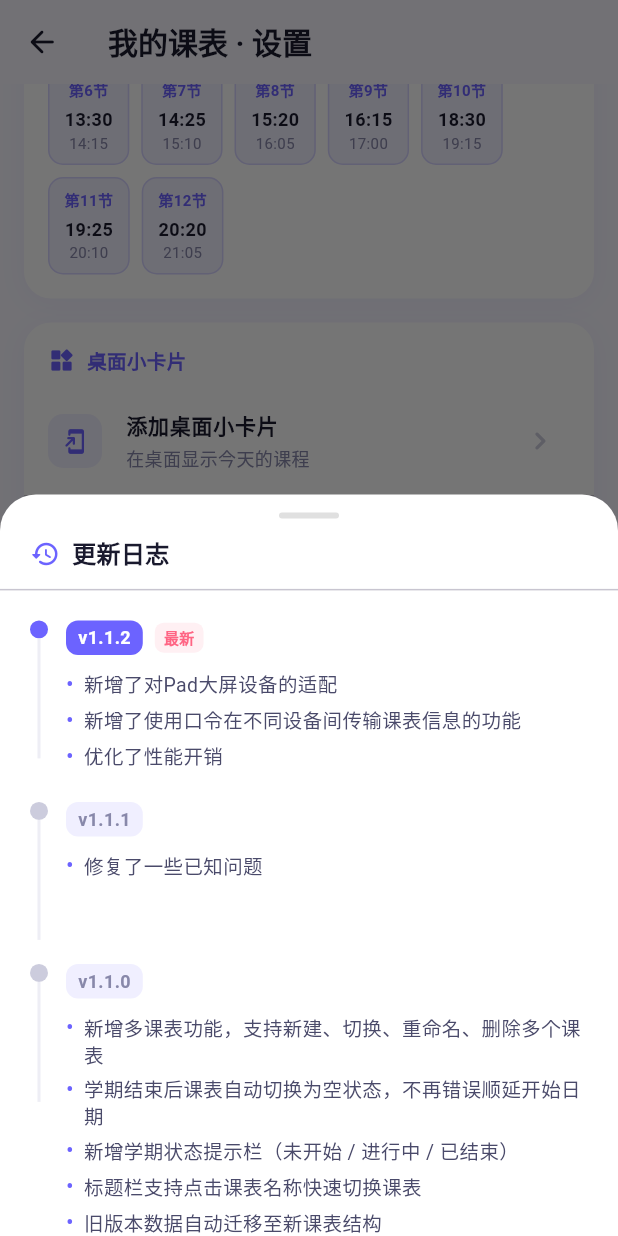
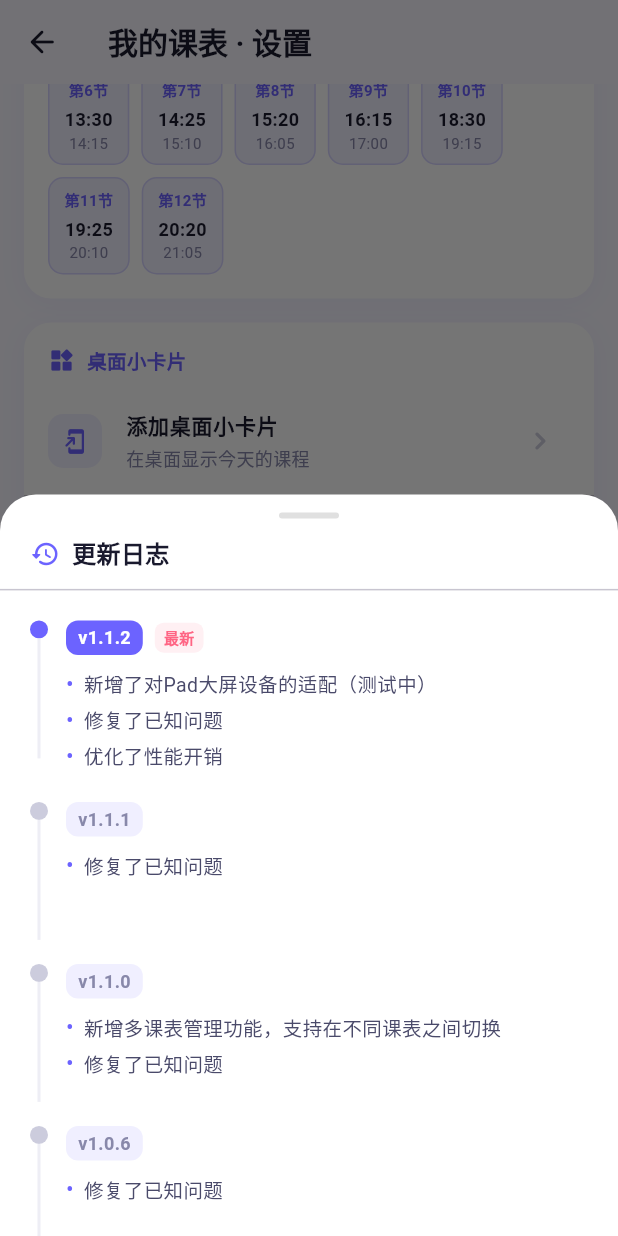
Before and after one commit to Biapenam/open_schedule, a Flutter app: the SettingsScreen screen opened directly, scrolled down 845 dp, after a tap on "更新日志", on a phone screen of 412 x 824 dp. Run offline on Flutter 3.47's test engine with Material 3 defaults, Android fonts, the phone set to English and light mode, and no system bars; drawn by our look-alikes of flutter_animate; our stand-ins replace shared_preferences; missing offline and left inert: home_widget; accounts and stored records are empty.

Commit message:
docs: 更新日志精简重写，同步 README 与应用内日志
- README 更新日志措辞统一为「新增功能/修复已知问题/优化体验」简洁格式
- 应用内更新日志弹窗同步为与 README 一致（v1.1.2 ~ v1.0.1）
- 移除 v1.0.0 初始版本条目（README 中已不展示）

```diff
--- a/lib/screens/settings_screen.dart
+++ b/lib/screens/settings_screen.dart
@@ -189,8 +189,8 @@ class _SettingsScreenState extends State<SettingsScreen> {
                     version: 'v1.1.2',
                     isLatest: true,
                     changes: [
-                      '新增了对Pad大屏设备的适配',
-                      '新增了使用口令在不同设备间传输课表信息的功能',
+                      '新增了对Pad大屏设备的适配（测试中）',
+                      '修复了已知问题',
                       '优化了性能开销',
                     ],
                   ),
@@ -199,7 +199,7 @@ class _SettingsScreenState extends State<SettingsScreen> {
                     version: 'v1.1.1',
                     isLatest: false,
                     changes: [
-                      '修复了一些已知问题',
+                      '修复了已知问题',
                     ],
                   ),
                   SizedBox(height: 16),
@@ -207,11 +207,8 @@ class _SettingsScreenState extends State<SettingsScreen> {
                     version: 'v1.1.0',
                     isLatest: false,
                     changes: [
-                      '新增多课表功能，支持新建、切换、重命名、删除多个课表',
-                      '学期结束后课表自动切换为空状态，不再错误顺延开始日期',
-                      '新增学期状态提示栏（未开始 / 进行中 / 已结束）',
-                      '标题栏支持点击课表名称快速切换课表',
-                      '旧版本数据自动迁移至新课表结构',
+                      '新增多课表管理功能，支持在不同课表之间切换',
+                      '修复了已知问题',
                     ],
                   ),
                   SizedBox(height: 16),
@@ -219,7 +216,7 @@ class _SettingsScreenState extends State<SettingsScreen> {
                     version: 'v1.0.6',
                     isLatest: false,
                     changes: [
-                      '修复在设置界面更新课程开始结束时间后，课程表界面时间不会更改的问题',
+                      '修复了已知问题',
                     ],
                   ),
                   SizedBox(height: 16),
@@ -227,8 +224,8 @@ class _SettingsScreenState extends State<SettingsScreen> {
                     version: 'v1.0.5',
                     isLatest: false,
                     changes: [
-                      '课程表左侧时间列新增每节课结束时间显示',
-                      '修复桌面小卡片多节课程结束时间计算不准确的问题',
+                      '优化了使用体验',
+                      '修复了已知问题',
                     ],
                   ),
                   SizedBox(height: 16),
@@ -236,8 +233,7 @@ class _SettingsScreenState extends State<SettingsScreen> {
                     version: 'v1.0.4',
                     isLatest: false,
                     changes: [
-                      '新增应用内添加桌面小卡片入口',
-                      '为桌面小卡片添加流程增加异常兜底提示',
+                      '修复了已知问题',
                     ],
                   ),
                   SizedBox(height: 16),
@@ -245,10 +241,8 @@ class _SettingsScreenState extends State<SettingsScreen> {
                     version: 'v1.0.3',
                     isLatest: false,
                     changes: [
-                      '修复桌面小卡片读取数据位置不一致导致刷新后仍显示无课的问题',
-                      '课程和时间设置保存后会主动刷新桌面小卡片',
-                      '新增桌面小卡片功能',
-                      '精简更新日志样式，移除年份标记',
+                      '优化了使用体验',
+                      '修复了已知问题',
                     ],
                   ),
                   SizedBox(height: 16),
@@ -256,10 +250,8 @@ class _SettingsScreenState extends State<SettingsScreen> {
                     version: 'v1.0.2',
                     isLatest: false,
                     changes: [
-                      '添加课程保存前的时间冲突提示，避免误录重叠课程',
-                      '增强本地课程数据读取容错，降低旧数据或异常数据导致崩溃的风险',
-                      '桌面小卡片支持点击打开应用',
-                      '修复默认测试与当前应用入口不匹配的问题',
+                      '优化了使用体验',
+                      '修复了已知问题',
                     ],
                   ),
                   SizedBox(height: 16),
@@ -267,25 +259,9 @@ class _SettingsScreenState extends State<SettingsScreen> {
                     version: 'v1.0.1',
                     isLatest: false,
                     changes: [
-                      '新增桌面小卡片，显示当天课程时间和地点',
-                      '课程表标题栏新增每天对应日期显示',
-                      '支持周六、周日课程显示',
+                      '新增桌面小组件功能（测试中）',
                       '应用更名为 Open Schedule',
-                    ],
-                  ),
-                  SizedBox(height: 16),
-                  _ChangelogEntry(
-                    version: 'v1.0.0',
-                    isLatest: false,
-                    changes: [
-                      '初始版本发布',
-                      '支持手动添加、编辑、删除课程',
-                      '周视图课程表，支持周次切换',
-                      '课程详情弹窗',
-                      '学期设置（开始日期、总周数）',
-                      '自定义节次时间和课程时长',
-                      '单周/双周快捷选择',
-                      '10种课程颜色',
+                      '优化了使用体验',
                     ],
                   ),
                 ],
```
Also changed, not shown: 1 other file.
